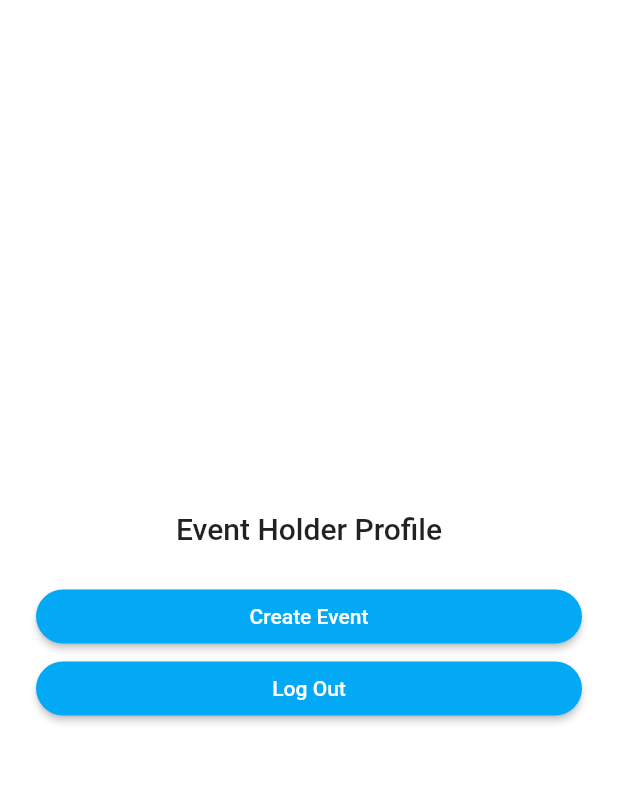
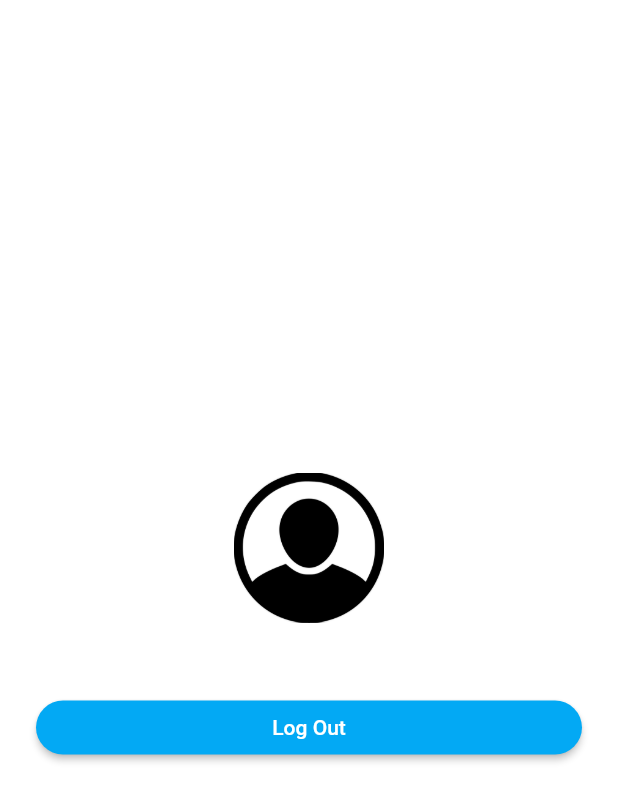
Before and after one commit to MakenaTrust/CS495, a Flutter app: the Profile screen opened by its route, on a phone screen of 412 x 824 dp. Shown: the top 801 px of the screen. Run offline on Flutter 3.47's test engine with Material 2 defaults, Android fonts, the phone set to English and light mode, and no system bars; our stand-ins replace cloud_firestore, firebase_auth, firebase_core, firebase_database, qr_flutter; accounts and stored records are empty.

Commit message:
new profile with working UI

```diff
--- a/lib/Profile.dart
+++ b/lib/Profile.dart
@@ -2,6 +2,8 @@ import 'package:cloud_firestore/cloud_firestore.dart';
 import 'package:flutter/material.dart';
 import 'package:firebase_auth/firebase_auth.dart';
 import 'package:firebase_database/firebase_database.dart';
+
+//comment
 
 class Profile extends StatefulWidget {
   Profile({Key? key}) : super(key: key);
@@ -23,6 +25,10 @@ class _ProfileState extends State<Profile> {
   }
 
   String fname = " ";
+  String lname = " ";
+  String uName = " ";
+  bool coordinator = false;
+
   Future<void> fetchAllContact() async {
     String uid = FirebaseAuth.instance.currentUser!.uid;
     var documentSnapshot = await FirebaseFirestore.instance
@@ -32,13 +38,11 @@ class _ProfileState extends State<Profile> {
         .then((user) {
       setState(() {
         fname = user.data()!['firstName'];
-        // print(fname);
+        lname = user.data()!['lastName'];
+        uName = user.data()!['username'];
+        coordinator = user.data()!['holder'];
       });
-      // return value.data()!['firstName'];
     });
-    // contactList = documentSnapshot.data['firstName'];
-    // print(contactList);
-    // contactList = documentSnapshot.data()!['firstName'];
   }
 
   @override
@@ -65,41 +69,22 @@ class _ProfileState extends State<Profile> {
               mainAxisAlignment: MainAxisAlignment.center,
               crossAxisAlignment: CrossAxisAlignment.stretch,
               children: <Widget>[
-                // FutureBuilder(
-                //   future: Provider.of(context).auth.getCurrentID(),
-                // ),
+                Image.asset(
+                  'assets/images/profileTemp.png',
+                  height: 100,
+                  width: 100,
+                ),
                 Text(
-                  'Event Holder Profile',
+                  '$uName',
+                  style: TextStyle(fontSize: 20, fontWeight: FontWeight.bold),
+                  textAlign: TextAlign.center,
+                ),
+                Text(
+                  '$fname' + ' ' + '$lname',
                   style: Theme.of(context).textTheme.headline6,
                   textAlign: TextAlign.center,
                 ),
-                Text(
-                  '$fname',
-                  style: Theme.of(context).textTheme.headline6,
-                  textAlign: TextAlign.center,
-                ),
-                // StreamBuilder<DocumentSnapshot<Map<String, dynamic>>>(
-                //   stream: FirebaseFirestore.instance
-                //       .collection('Users').doc(FirebaseAuth.instance.currentUser!.uid)
-                //       .snapshots(),
-                //   builder: (context, snapshot) {
-                //     if (snapshot.data != null)
-                //       return Text('Error = ${snapshot.error}');
-                //     if (snapshot.hasData) {
-                //       final docs = snapshot.data!.docs;
-                //       return ListView.builder(
-                //         itemCount: docs.length,
-                //         itemBuilder: (_, i) {
-                //           final data = docs[i].data();
-                //           return ListTile(
-                //             title: Text(data['firstName']),
-                //           );
-                //         },
-                //       );
-                //     }
-                //     return Center(child: CircularProgressIndicator());
-                //   },
-                // ),
+                if (coordinator == true) ...{
                   ElevatedButton(
                     style: ElevatedButton.styleFrom(
                         primary: Colors.lightBlue,
@@ -110,6 +95,7 @@ class _ProfileState extends State<Profile> {
                       Navigator.pushNamed(context, 'eventCreation_screen');
                     },
                   ),
+                },
                 ElevatedButton(
                     style: ElevatedButton.styleFrom(
                         primary: Colors.lightBlue,
```
Lines whose indentation alone changed are shown as unchanged.
